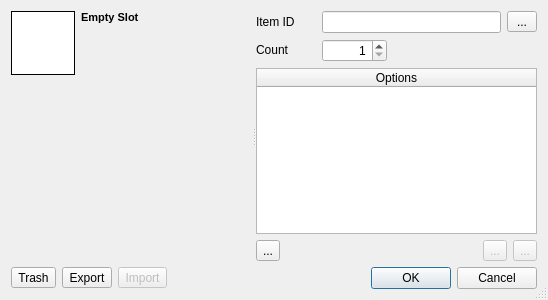
Qt form starcheat/templates/ItemEdit.ui (wizzomafizzo/starcheat) before a commit.
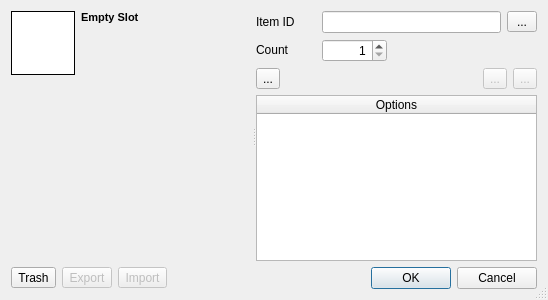
The same form after that commit. Icons and pictures are not drawn.

Commit message: Tweak item edit UI, add clear options button

Patch:
```diff
--- a/starcheat/templates/ItemEdit.ui
+++ b/starcheat/templates/ItemEdit.ui
@@ -230,48 +230,6 @@
          </item>
         </layout>
        </item>
-       <item>
-        <widget class="QTableWidget" name="variant">
-         <property name="horizontalScrollBarPolicy">
-          <enum>Qt::ScrollBarAlwaysOff</enum>
-         </property>
-         <property name="editTriggers">
-          <set>QAbstractItemView::NoEditTriggers</set>
-         </property>
-         <property name="alternatingRowColors">
-          <bool>false</bool>
-         </property>
-         <property name="selectionMode">
-          <enum>QAbstractItemView::SingleSelection</enum>
-         </property>
-         <property name="sortingEnabled">
-          <bool>true</bool>
-         </property>
-         <property name="wordWrap">
-          <bool>false</bool>
-         </property>
-         <property name="cornerButtonEnabled">
-          <bool>false</bool>
-         </property>
-         <property name="rowCount">
-          <number>0</number>
-         </property>
-         <attribute name="horizontalHeaderVisible">
-          <bool>true</bool>
-         </attribute>
-         <attribute name="horizontalHeaderStretchLastSection">
-          <bool>true</bool>
-         </attribute>
-         <attribute name="verticalHeaderVisible">
-          <bool>false</bool>
-         </attribute>
-         <column>
-          <property name="text">
-           <string>Options</string>
-          </property>
-         </column>
-        </widget>
-       </item>
        <item>
         <layout class="QHBoxLayout" name="horizontalLayout_4">
          <item>
@@ -337,6 +295,48 @@
          </item>
         </layout>
        </item>
+       <item>
+        <widget class="QTableWidget" name="variant">
+         <property name="horizontalScrollBarPolicy">
+          <enum>Qt::ScrollBarAlwaysOff</enum>
+         </property>
+         <property name="editTriggers">
+          <set>QAbstractItemView::NoEditTriggers</set>
+         </property>
+         <property name="alternatingRowColors">
+          <bool>false</bool>
+         </property>
+         <property name="selectionMode">
+          <enum>QAbstractItemView::SingleSelection</enum>
+         </property>
+         <property name="sortingEnabled">
+          <bool>true</bool>
+         </property>
+         <property name="wordWrap">
+          <bool>false</bool>
+         </property>
+         <property name="cornerButtonEnabled">
+          <bool>false</bool>
+         </property>
+         <property name="rowCount">
+          <number>0</number>
+         </property>
+         <attribute name="horizontalHeaderVisible">
+          <bool>true</bool>
+         </attribute>
+         <attribute name="horizontalHeaderStretchLastSection">
+          <bool>true</bool>
+         </attribute>
+         <attribute name="verticalHeaderVisible">
+          <bool>false</bool>
+         </attribute>
+         <column>
+          <property name="text">
+           <string>Options</string>
+          </property>
+         </column>
+        </widget>
+       </item>
       </layout>
      </widget>
     </widget>
@@ -362,7 +362,7 @@
        <item>
         <widget class="QToolButton" name="export_button">
          <property name="enabled">
-          <bool>true</bool>
+          <bool>false</bool>
          </property>
          <property name="toolTip">
           <string>Export Item To A File</string>
```
The commit also changes 1 other file.
